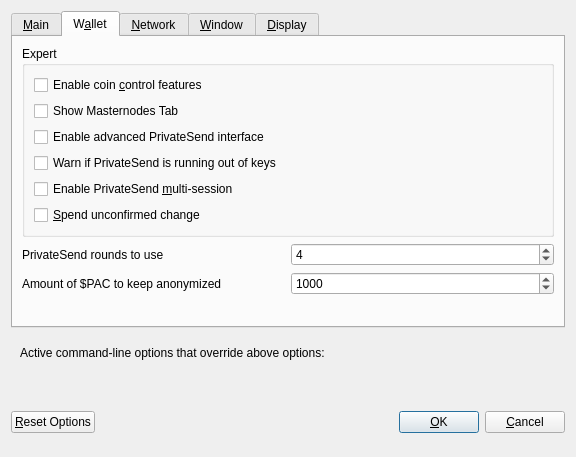
The window that src/qt/forms/optionsdialog.ui (theRealDijida/PAC) describes before a commit, drawn with Qt 5.
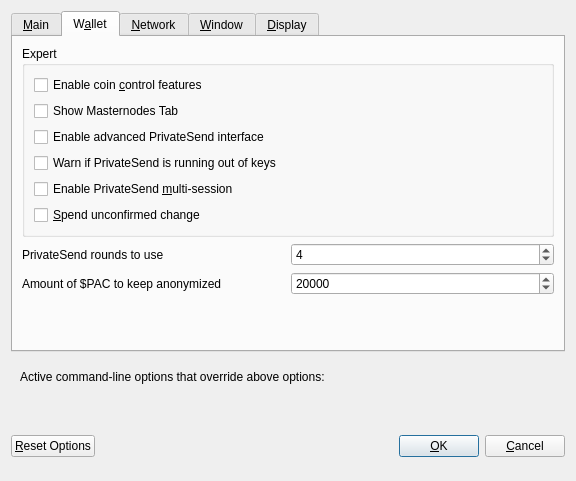
The same window after the commit. The open tabs and pages were chosen to show the change. Custom widgets are drawn as their Qt base class.

Commit message: Fix to allow more than 1000  for PrivateSend on the qt wallet

The edit to the form file:
```diff
--- a/src/qt/forms/optionsdialog.ui
+++ b/src/qt/forms/optionsdialog.ui
@@ -7,7 +7,7 @@
     <x>0</x>
     <y>0</y>
     <width>576</width>
-    <height>457</height>
+    <height>481</height>
    </rect>
   </property>
   <property name="windowTitle">
@@ -260,17 +260,17 @@
          <item>
           <widget class="QSpinBox" name="privateSendAmount">
            <property name="minimum">
-            <number>2</number>
+            <number>20</number>
            </property>
            <property name="maximum">
-            <number>2000</number>
+            <number>100000</number>
            </property>
            <property name="singleStep">
-            <number>10</number>
-           </property>
-           <property name="value">
             <number>1000</number>
            </property>
+           <property name="value">
+            <number>20000</number>
+           </property>
           </widget>
          </item>
         </layout>
```
Left out of the diff: 2 changed lines with no effect on the pictures.
